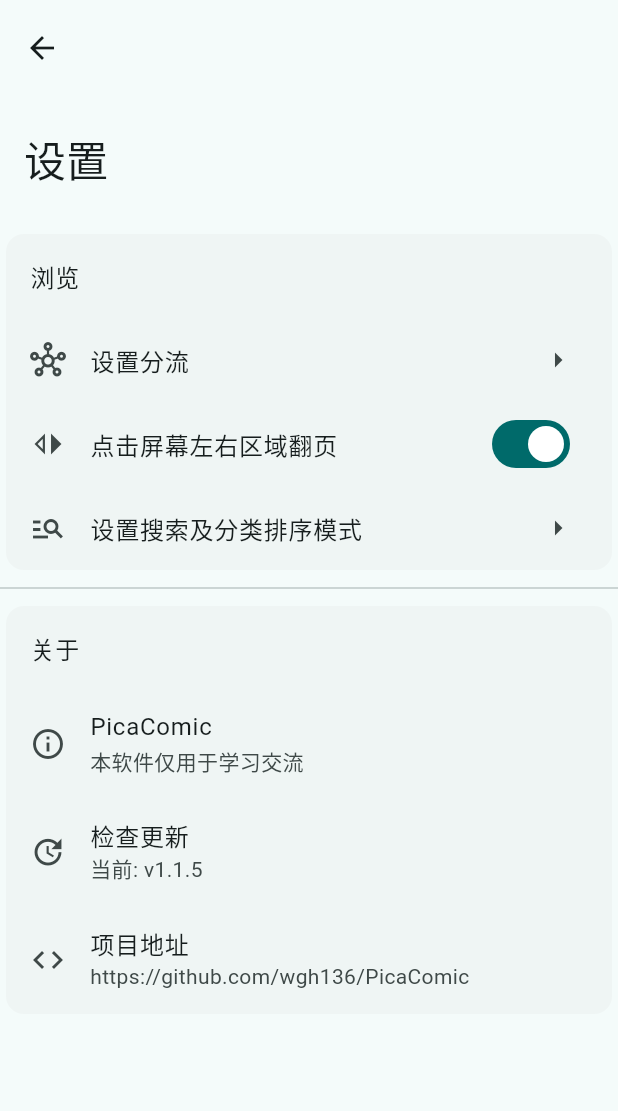
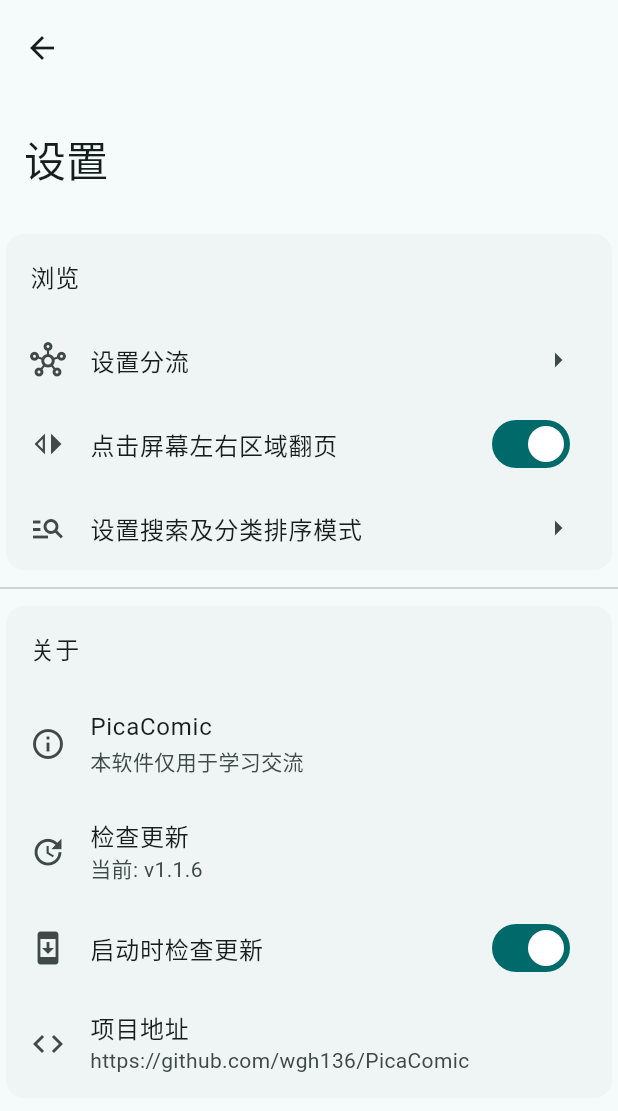
Before and after one commit to wgh136/PicaComic, a Flutter app: the SettingsPage screen opened directly, on a phone screen of 412 x 824 dp. Shown: the top 1111 px of the screen. Run offline on Flutter 3.47's test engine with Material 2 defaults, Android fonts, the phone set to English and light mode, and no system bars; drawn by our look-alikes of dynamic_color; our stand-ins replace cached_network_image, device_info, dio, get, photo_view, shared_preferences; missing offline and left inert: dio_http2_adapter; accounts and stored records are empty; network calls fail.

Commit message:
添加启动时检查更新功能

```diff
--- a/lib/network/update.dart
+++ b/lib/network/update.dart
@@ -3,7 +3,7 @@ import 'package:dio/dio.dart';
 
 Future<bool?> checkUpdate() async{
   try {
-    var version = "1.1.5";
+    var version = "1.1.6";
     var dio = Dio();
     var res = await dio.get("https://api.kokoiro.xyz/version");
     var s = res.data;
--- a/lib/views/base.dart
+++ b/lib/views/base.dart
@@ -10,8 +10,9 @@ class Appdata{
   late List<ComicItemBrief> history;
   late String appChannel;
   List<String> settings = [
-    "1",
-    "dd"
+    "1", //点击屏幕左右区域翻页
+    "dd", //排序方式
+    "1", //启动时检查更新
   ];
   Appdata(){
     token = "";
--- a/lib/views/settings_page.dart
+++ b/lib/views/settings_page.dart
@@ -33,6 +33,7 @@ class SettingsPage extends StatefulWidget {
 
 class _SettingsPageState extends State<SettingsPage> {
   bool pageChangeValue = appdata.settings[0]=="1";
+  bool checkUpdateValue = appdata.settings[2]=="1";
   @override
   Widget build(BuildContext context) {
     return Scaffold(
@@ -195,7 +196,7 @@ class _SettingsPageState extends State<SettingsPage> {
                     ListTile(
                       leading: const Icon(Icons.update),
                       title: const Text("检查更新"),
-                      subtitle: const Text("当前: v1.1.5"),
+                      subtitle: const Text("当前: v1.1.6"),
                       onTap: (){
                         showMessage(context, "正在检查更新");
                         checkUpdate().then((b){
@@ -224,6 +225,21 @@ class _SettingsPageState extends State<SettingsPage> {
                       },
                     ),
                     ListTile(
+                      leading: const Icon(Icons.security_update),
+                      title: const Text("启动时检查更新"),
+                      trailing: Switch(
+                        value: checkUpdateValue,
+                        onChanged: (b){
+                          b?appdata.settings[2] = "1":appdata.settings[2]="0";
+                          setState(() {
+                            checkUpdateValue = b;
+                          });
+                          appdata.writeData();
+                        },
+                      ),
+                      onTap: (){},
+                    ),
+                    ListTile(
                       leading: const Icon(Icons.code),
                       title: const Text("项目地址"),
                       subtitle: const Text("https://github.com/wgh136/PicaComic"),
--- a/pubspec.yaml
+++ b/pubspec.yaml
@@ -16,7 +16,7 @@ publish_to: 'none' # Remove this line if you wish to publish to pub.dev
 # https://developer.apple.com/library/archive/documentation/General/Reference/InfoPlistKeyReference/Articles/CoreFoundationKeys.html
 # In Windows, build-name is used as the major, minor, and patch parts
 # of the product and file versions while build-number is used as the build suffix.
-version: 1.1.5+6
+version: 1.1.6+7
 
 environment:
   sdk: '>=2.19.1 <3.0.0'
```
Also changed, not shown: lib/views/main_page.dart (+29 -0 lines).
